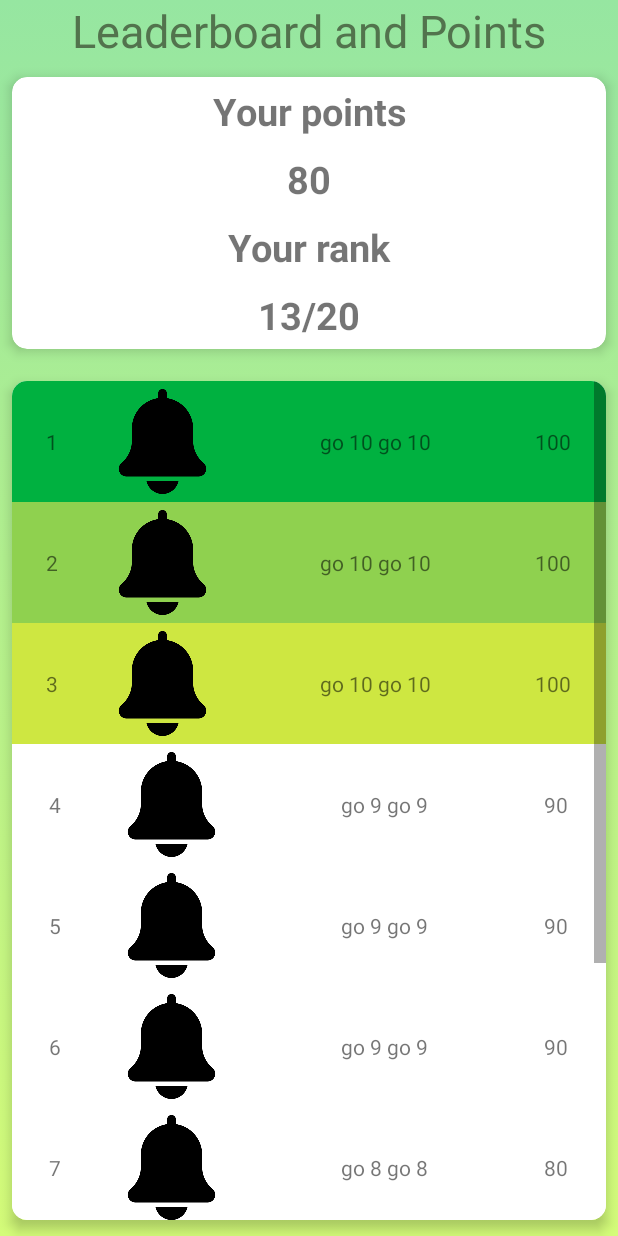
After one commit to AseelBu/My-CO2-Footprint, an Android app: the PointsFragment screen opened directly, with no data from a screen before it, on a phone screen of 412 x 824 dp. The commit adds this screen. Run offline under Robolectric (Android 15) with nearby library versions, the phone set to English and light mode, and no system bars.

Commit message:
added User class,leaderboard activity and fragments

```diff
--- a/app/src/main/java/com/androidcourse/energyconsumptiondiary_androidapp/LeaderboardFragment.java
+++ b/app/src/main/java/com/androidcourse/energyconsumptiondiary_androidapp/LeaderboardFragment.java
@@ -1,6 +1,7 @@
 package com.androidcourse.energyconsumptiondiary_androidapp;
 
 import android.content.Context;
+import android.graphics.drawable.Drawable;
 import android.os.Bundle;
 
 import androidx.fragment.app.Fragment;
@@ -12,6 +13,7 @@ import android.view.LayoutInflater;
 import android.view.View;
 import android.view.ViewGroup;
 
+import com.androidcourse.energyconsumptiondiary_androidapp.core.DataHolder;
 import com.androidcourse.energyconsumptiondiary_androidapp.dummy.DummyContent;
 
 import java.util.ArrayList;
@@ -23,8 +25,10 @@ public class LeaderboardFragment extends Fragment {
 
 
     private static final String ARG_COLUMN_COUNT = "column-count";
+    private static final DataHolder dh =DataHolder.getInstance();
 
     private int mColumnCount = 1;
+
 
     /**
      * Mandatory empty constructor for the fragment manager to instantiate the
@@ -66,8 +70,16 @@ public class LeaderboardFragment extends Fragment {
             } else {
                 recyclerView.setLayoutManager(new GridLayoutManager(context, mColumnCount));
             }
-//            recyclerView.setAdapter(new MyLeaderboardRecyclerViewAdapter(new ArrayList<>({})));
+            createData(10);
+            recyclerView.setAdapter(new MyLeaderboardRecyclerViewAdapter(this.getContext(),dh.getLeaderboardUsers()));
         }
         return view;
     }
+
+    public void createData(int size){
+        Drawable img= getResources().getDrawable(R.drawable.bell);
+        for(int i=0;i<=size;i++){
+            dh.addUser("go "+i,"go "+i,i*10,img);
+        }
+    }
 }
--- a/app/src/main/java/com/androidcourse/energyconsumptiondiary_androidapp/Model/User.java
+++ b/app/src/main/java/com/androidcourse/energyconsumptiondiary_androidapp/Model/User.java
@@ -2,7 +2,9 @@ package com.androidcourse.energyconsumptiondiary_androidapp.Model;
 
 import android.graphics.drawable.Drawable;
 
-public class User {
+import java.util.Objects;
+
+public class User implements Comparable{
     private int userId;
     private String email;
     private String password;
@@ -21,11 +23,19 @@ public class User {
         this.points = points;
     }
 
-    public User(String email, String password, String firstName, String lastName) {
+    public User(String email, String password, String firstName, String lastName,int points) {
         this.email = email;
         this.password = password;
         this.firstName = firstName;
         this.lastName = lastName;
+        this.points = points;
+    }
+
+    public User(String firstName, String lastName, int points, Drawable image) {
+        this.firstName = firstName;
+        this.lastName = lastName;
+        this.points = points;
+        this.image = image;
     }
 
     public String getEmail() {
@@ -79,4 +89,22 @@ public class User {
     public String getName(){
         return this.firstName+" "+this.lastName;
     }
+
+    @Override
+    public boolean equals(Object o) {
+        if (this == o) return true;
+        if (!(o instanceof User)) return false;
+        User user = (User) o;
+        return userId == user.userId;
+    }
+
+    @Override
+    public int hashCode() {
+        return Objects.hash(userId);
+    }
+
+    @Override
+    public int compareTo(Object o) {
+        return ((User)o).getPoints()-this.getPoints();
+    }
 }
--- a/app/src/main/java/com/androidcourse/energyconsumptiondiary_androidapp/MyLeaderboardRecyclerViewAdapter.java
+++ b/app/src/main/java/com/androidcourse/energyconsumptiondiary_androidapp/MyLeaderboardRecyclerViewAdapter.java
@@ -2,6 +2,8 @@ package com.androidcourse.energyconsumptiondiary_androidapp;
 
 import androidx.recyclerview.widget.RecyclerView;
 
+import android.content.Context;
+import android.graphics.Color;
 import android.view.LayoutInflater;
 import android.view.View;
 import android.view.ViewGroup;
@@ -17,9 +19,11 @@ import java.util.List;
 public class MyLeaderboardRecyclerViewAdapter extends RecyclerView.Adapter<MyLeaderboardRecyclerViewAdapter.ViewHolder> {
 
     private final List<User> mUsers;
+    private Context context;
 
-    public MyLeaderboardRecyclerViewAdapter(List<User> leadUsers) {
+    public MyLeaderboardRecyclerViewAdapter(Context context,List<User> leadUsers) {
         mUsers = leadUsers;
+        this.context = context;
     }
 
     @Override
@@ -32,7 +36,17 @@ public class MyLeaderboardRecyclerViewAdapter extends RecyclerView.Adapter<MyLea
     @Override
     public void onBindViewHolder(final ViewHolder holder, int position) {
         User user = mUsers.get(position);
-        holder.setData(user,position);
+        holder.setData(user,position+1);
+
+        //color first 3 places
+
+        if(position==0){
+            holder.mView.setBackgroundColor(context.getResources().getColor(R.color.green1));
+        }else if(position==1){
+            holder.mView.setBackgroundColor(context.getResources().getColor(R.color.green2));
+        }else if(position==2){
+            holder.mView.setBackgroundColor(context.getResources().getColor(R.color.green3));
+        }
 
     }
 
@@ -60,9 +74,9 @@ public class MyLeaderboardRecyclerViewAdapter extends RecyclerView.Adapter<MyLea
 
         public void setData(User user,int position){
             this.user=user;
-            mIndex.setText(position);
+            mIndex.setText(String.valueOf(position));
             mName.setText(user.getName());
-            mPoints.setText(user.getPoints());
+            mPoints.setText(String.valueOf(user.getPoints()));
             mImg.setImageDrawable(user.getImage());
         }
 
--- /dev/null
+++ b/app/src/main/java/com/androidcourse/energyconsumptiondiary_androidapp/PointsFragment.java
@@ -0,0 +1,43 @@
+package com.androidcourse.energyconsumptiondiary_androidapp;
+
+import android.os.Bundle;
+
+import androidx.fragment.app.Fragment;
+
+import android.view.LayoutInflater;
+import android.view.View;
+import android.view.ViewGroup;
+
+
+public class PointsFragment extends Fragment {
+
+
+
+    public PointsFragment() {
+        // Required empty public constructor
+    }
+
+
+    public static PointsFragment newInstance(String param1, String param2) {
+        PointsFragment fragment = new PointsFragment();
+        Bundle args = new Bundle();
+
+        return fragment;
+    }
+
+    @Override
+    public void onCreate(Bundle savedInstanceState) {
+        super.onCreate(savedInstanceState);
+//        if (getArguments() != null) {
+//            mParam1 = getArguments().getString(ARG_PARAM1);
+//            mParam2 = getArguments().getString(ARG_PARAM2);
+//        }
+    }
+
+    @Override
+    public View onCreateView(LayoutInflater inflater, ViewGroup container,
+                             Bundle savedInstanceState) {
+        // Inflate the layout for this fragment
+        return inflater.inflate(R.layout.fragment_points, container, false);
+    }
+}
--- a/app/src/main/java/com/androidcourse/energyconsumptiondiary_androidapp/core/DataHolder.java
+++ b/app/src/main/java/com/androidcourse/energyconsumptiondiary_androidapp/core/DataHolder.java
@@ -3,12 +3,16 @@ package com.androidcourse.energyconsumptiondiary_androidapp.core;
 import android.graphics.drawable.Drawable;
 
 import com.androidcourse.energyconsumptiondiary_androidapp.Model.Tip;
+import com.androidcourse.energyconsumptiondiary_androidapp.Model.User;
 
 import java.util.ArrayList;
+import java.util.Collections;
+import java.util.List;
 
 public class DataHolder {
 
     private ArrayList<Tip> tipsList = new ArrayList<>();
+    private ArrayList<User> usersList= new ArrayList();
 
     private static DataHolder instance = null;
 
@@ -30,4 +34,19 @@ public class DataHolder {
     public void addTip(String title,String content,Drawable img){
         this.tipsList.add(new Tip(title,content, img));
     }
+
+    public void addUser(String firstName,String lastName,int points, Drawable img){
+        this.usersList.add(new User(firstName,lastName,points,img));
+    }
+
+    public List<User> getLeaderboardUsers() {
+        int size=10;
+        List<User>leadUsers =new ArrayList<User>();
+        List<User> users= new ArrayList<User>(this.usersList);
+        Collections.sort(users);
+        for(int i=0;i<size;i++){
+            leadUsers.add(users.get(i));
+        }
+        return leadUsers;
+    }
 }
--- /dev/null
+++ b/app/src/main/res/drawable/ic_baseline_create_new_folder_24.xml
@@ -0,0 +1,5 @@
+<vector android:height="24dp" android:tint="#FFFFFF"
+    android:viewportHeight="24" android:viewportWidth="24"
+    android:width="24dp" xmlns:android="http://schemas.android.com/apk/res/android">
+    <path android:fillColor="@android:color/white" android:pathData="M20,6h-8l-2,-2L4,4c-1.11,0 -1.99,0.89 -1.99,2L2,18c0,1.11 0.89,2 2,2h16c1.11,0 2,-0.89 2,-2L22,8c0,-1.11 -0.89,-2 -2,-2zM19,14h-3v3h-2v-3h-3v-2h3L14,9h2v3h3v2z"/>
+</vector>
--- /dev/null
+++ b/app/src/main/res/drawable/ic_baseline_insert_chart_24.xml
@@ -0,0 +1,5 @@
+<vector android:height="24dp" android:tint="#FFFFFF"
+    android:viewportHeight="24" android:viewportWidth="24"
+    android:width="24dp" xmlns:android="http://schemas.android.com/apk/res/android">
+    <path android:fillColor="@android:color/white" android:pathData="M19,3L5,3c-1.1,0 -2,0.9 -2,2v14c0,1.1 0.9,2 2,2h14c1.1,0 2,-0.9 2,-2L21,5c0,-1.1 -0.9,-2 -2,-2zM9,17L7,17v-7h2v7zM13,17h-2L11,7h2v10zM17,17h-2v-4h2v4z"/>
+</vector>
--- /dev/null
+++ b/app/src/main/res/drawable/ic_baseline_military_tech_24.xml
@@ -0,0 +1,5 @@
+<vector android:height="24dp" android:tint="#FFFFFF"
+    android:viewportHeight="24" android:viewportWidth="24"
+    android:width="24dp" xmlns:android="http://schemas.android.com/apk/res/android">
+    <path android:fillColor="@android:color/white" android:pathData="M17,10.43V2H7v8.43c0,0.35 0.18,0.68 0.49,0.86l4.18,2.51l-0.99,2.34l-3.41,0.29l2.59,2.24L9.07,22L12,20.23L14.93,22l-0.78,-3.33l2.59,-2.24l-3.41,-0.29l-0.99,-2.34l4.18,-2.51C16.82,11.11 17,10.79 17,10.43zM13,12.23l-1,0.6l-1,-0.6V3h2V12.23z"/>
+</vector>
--- a/app/src/main/res/layout/activity_home_page.xml
+++ b/app/src/main/res/layout/activity_home_page.xml
@@ -18,7 +18,7 @@
             android:layout_width="match_parent"
             android:layout_height="wrap_content"
             android:onClick="entryBtnClicked"
-            android:text="@string/newEntery" />
+            android:text="@string/newEntry" />
 
         <Button
             android:id="@+id/previousResultsBtn"
@@ -32,6 +32,7 @@
             android:id="@+id/leaderboardBtn"
             android:layout_width="match_parent"
             android:layout_height="wrap_content"
+            android:onClick="leaderboardBtnClicked"
             android:text="@string/leaderboard" />
 
         <Button
--- a/app/src/main/res/layout/activity_leaderboard_and_points.xml
+++ b/app/src/main/res/layout/activity_leaderboard_and_points.xml
@@ -1,9 +1,42 @@
 <?xml version="1.0" encoding="utf-8"?>
-<androidx.constraintlayout.widget.ConstraintLayout xmlns:android="http://schemas.android.com/apk/res/android"
+<LinearLayout xmlns:android="http://schemas.android.com/apk/res/android"
     xmlns:app="http://schemas.android.com/apk/res-auto"
     xmlns:tools="http://schemas.android.com/tools"
     android:layout_width="match_parent"
     android:layout_height="match_parent"
+    android:background="@drawable/gradient_background"
+    android:orientation="vertical"
     tools:context=".LeaderboardAndPointsActivity">
 
-</androidx.constraintlayout.widget.ConstraintLayout>
+    <TextView
+        android:id="@+id/leaderboardTitle"
+        android:layout_width="match_parent"
+        android:layout_height="wrap_content"
+        android:text="@string/leaderboard"
+        android:textAlignment="center"
+        android:textColor="@color/darkGreen"
+        android:textSize="@dimen/headSize" />
+
+    <fragment
+        android:id="@+id/fragment2"
+        android:name="com.androidcourse.energyconsumptiondiary_androidapp.PointsFragment"
+        class="com.androidcourse.energyconsumptiondiary_androidapp.PointsFragment"
+        android:layout_width="match_parent"
+        android:layout_height="wrap_content" />
+
+    <androidx.cardview.widget.CardView
+        android:layout_width="match_parent"
+        android:layout_height="match_parent"
+        app:cardCornerRadius="10dp"
+        app:cardElevation="5dp"
+        app:cardUseCompatPadding="true">
+
+        <fragment
+            android:id="@+id/fragment"
+            android:name="com.androidcourse.energyconsumptiondiary_androidapp.LeaderboardFragment"
+            class="com.androidcourse.energyconsumptiondiary_androidapp.LeaderboardFragment"
+            android:layout_width="match_parent"
+            android:layout_height="match_parent" />
+    </androidx.cardview.widget.CardView>
+
+</LinearLayout>
--- a/app/src/main/res/layout/fragment_leaderboard.xml
+++ b/app/src/main/res/layout/fragment_leaderboard.xml
@@ -8,6 +8,9 @@
     android:layout_height="match_parent"
     android:layout_marginLeft="16dp"
     android:layout_marginRight="16dp"
+    android:background="@color/white"
+    android:scrollbarSize="8dp"
+    android:scrollbars="vertical"
     app:layoutManager="LinearLayoutManager"
     tools:context=".LeaderboardFragment"
     tools:listitem="@layout/fragment_user_laederboard" />
--- /dev/null
+++ b/app/src/main/res/layout/fragment_points.xml
@@ -0,0 +1,71 @@
+<?xml version="1.0" encoding="utf-8"?>
+<FrameLayout xmlns:android="http://schemas.android.com/apk/res/android"
+    xmlns:app="http://schemas.android.com/apk/res-auto"
+    xmlns:tools="http://schemas.android.com/tools"
+    android:layout_width="match_parent"
+    android:layout_height="match_parent"
+    tools:context=".PointsFragment">
+
+    <!-- TODO: Update blank fragment layout -->
+    <androidx.cardview.widget.CardView
+        android:layout_width="match_parent"
+        android:layout_height="match_parent"
+        app:cardCornerRadius="10dp"
+        app:cardElevation="5dp"
+        app:cardUseCompatPadding="true" >
+
+        <LinearLayout
+            android:layout_width="match_parent"
+            android:layout_height="match_parent"
+            android:orientation="vertical">
+
+            <TextView
+                android:id="@+id/txtYourPoints"
+                android:layout_width="match_parent"
+                android:layout_height="wrap_content"
+                android:layout_weight="1"
+                android:gravity="bottom"
+                android:padding="5dp"
+                android:text="@string/yourPoints"
+                android:textAlignment="center"
+                android:textSize="25sp"
+                android:textStyle="bold" />
+
+            <TextView
+                android:id="@+id/pointsValue"
+                android:layout_width="match_parent"
+                android:layout_height="wrap_content"
+                android:layout_weight="1"
+                android:padding="5dp"
+                android:text="80"
+                android:textAlignment="center"
+                android:textSize="25sp"
+                android:textStyle="bold" />
+
+            <TextView
+                android:id="@+id/txtYourRank"
+                android:layout_width="match_parent"
+                android:layout_height="wrap_content"
+                android:layout_weight="1"
+                android:gravity="bottom"
+                android:padding="5dp"
+                android:text="@string/yourRank"
+                android:textAlignment="center"
+                android:textSize="25sp"
+                android:textStyle="bold" />
+
+            <TextView
+                android:id="@+id/rankValue"
+                android:layout_width="match_parent"
+                android:layout_height="wrap_content"
+                android:layout_weight="1"
+                android:padding="5dp"
+                android:text="13/20"
+                android:textAlignment="center"
+                android:textSize="25sp"
+                android:textStyle="bold" />
+        </LinearLayout>
+
+    </androidx.cardview.widget.CardView>
+
+</FrameLayout>
--- a/app/src/main/res/layout/fragment_user_laederboard.xml
+++ b/app/src/main/res/layout/fragment_user_laederboard.xml
@@ -2,35 +2,39 @@
 <LinearLayout xmlns:android="http://schemas.android.com/apk/res/android"
     xmlns:app="http://schemas.android.com/apk/res-auto"
     xmlns:tools="http://schemas.android.com/tools"
-    android:layout_width="wrap_content"
+    android:layout_width="match_parent"
     android:layout_height="wrap_content"
-    android:orientation="horizontal">
+    android:orientation="horizontal"
+    android:padding="5dp">
 
     <TextView
         android:id="@+id/userIndex"
         android:layout_width="wrap_content"
-        android:layout_height="wrap_content"
+        android:layout_height="match_parent"
         android:layout_weight="1"
+        android:gravity="center"
         android:text="TextView" />
 
     <ImageView
         android:id="@+id/userImg"
-        android:layout_width="wrap_content"
-        android:layout_height="wrap_content"
+        android:layout_width="70dp"
+        android:layout_height="70dp"
         android:layout_weight="1"
         tools:srcCompat="@tools:sample/avatars" />
 
     <TextView
         android:id="@+id/userName"
         android:layout_width="wrap_content"
-        android:layout_height="wrap_content"
-        android:layout_weight="1"
+        android:layout_height="match_parent"
+        android:layout_weight="3"
+        android:gravity="center"
         android:text="TextView" />
 
     <TextView
         android:id="@+id/userPoints"
         android:layout_width="wrap_content"
-        android:layout_height="wrap_content"
+        android:layout_height="match_parent"
         android:layout_weight="1"
+        android:gravity="center"
         android:text="TextView" />
 </LinearLayout>
--- a/app/src/main/res/values/colors.xml
+++ b/app/src/main/res/values/colors.xml
@@ -21,5 +21,9 @@
     <color name="warningOrange">#EC8711</color>
     <color name="dangerRed">#BF2222</color>
 
+    <!--success colors-->
+    <color name="green1">#00B140</color>
+    <color name="green2">#8FD14F</color>
+    <color name="green3">#CEE741</color>
 
 </resources>
--- a/app/src/main/res/values/strings.xml
+++ b/app/src/main/res/values/strings.xml
@@ -1,7 +1,7 @@
 <resources>
     <string name="app_name">My CO2 Footprint</string>
 
-<!--    Login-->
+    <!--    Login-->
     <string name="loginTitle">Login</string>
     <string name="emailHint">Email@email.com</string>
     <string name="passwordHint">Password</string>
@@ -18,8 +18,23 @@
     <string name="signupBtn">Sign up</string>
     <string name="alreadyAMember">I am already a member</string>
 
-<!--    Titels-->
+    <!--    Titels-->
     <string name="resultPageTitle">Your total CO2 footprint for today</string>
+    <string name="tipsPageTitle">Green Tips</string>
+    <string name="prevResultsTitle">Previous Results</string>
+    <!--Button names    -->
+    <!--    <string-array name="homeButtonsNames">-->
+    <!--        <item>New Entery</item>-->
+    <!--        <item>Previous Results</item>-->
+    <!--        <item>Leaderboard and Points</item>-->
+    <!--        <item>SettingsActivity</item>-->
+    <!--    </string-array>-->
+
+    <string name="newEntry">New Entry</string>
+    <string name="previousResults">Previous Results</string>
+    <string name="leaderboard">Leaderboard and Points</string>
+    <string name="settings">Settings</string>
+    <string name="tipsBtn">Tips to reduce my CO2 footprint</string>
     <!-- new password-->
     <string name="oldpassword">Old Password</string>
     <string name="newpassword">New Password</string>
@@ -31,5 +46,8 @@
     <string name="imageButton3">Update Password</string>
     <string name="updatpass">Update Password</string>
 
+    <string name="yourPoints">Your points</string>
+    <string name="yourRank">Your rank</string>
+
 
 </resources>
```
Also changed, not shown: app/src/main/res/drawable/black_border_bottom.xml (added, +20 -0 lines).
